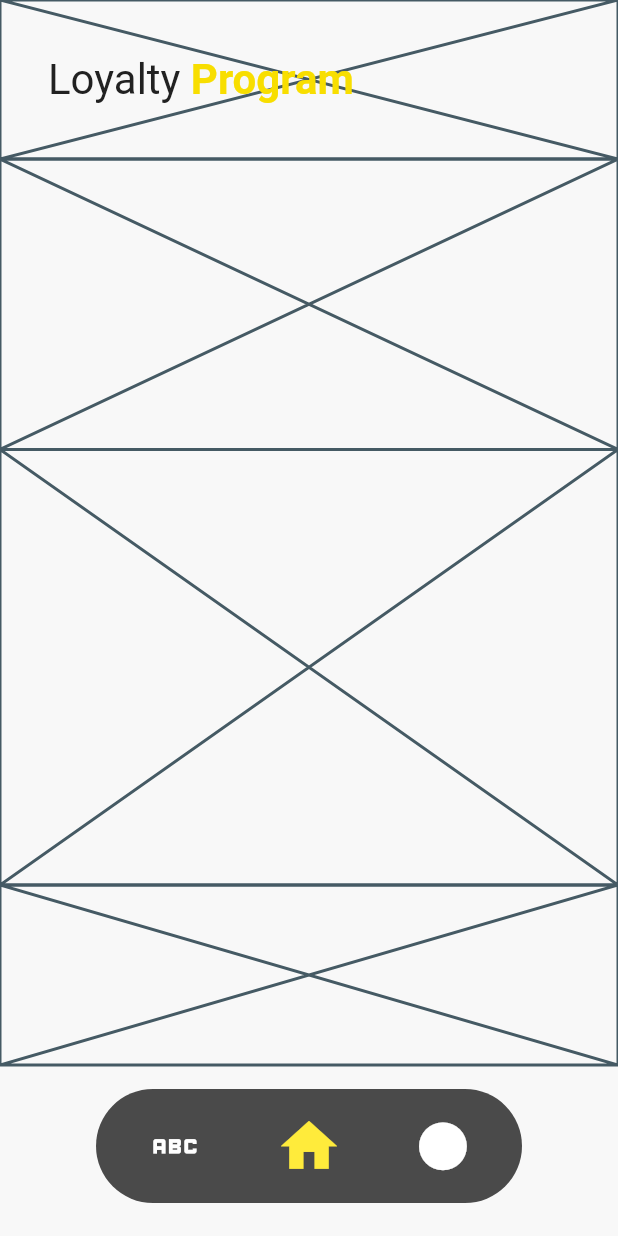
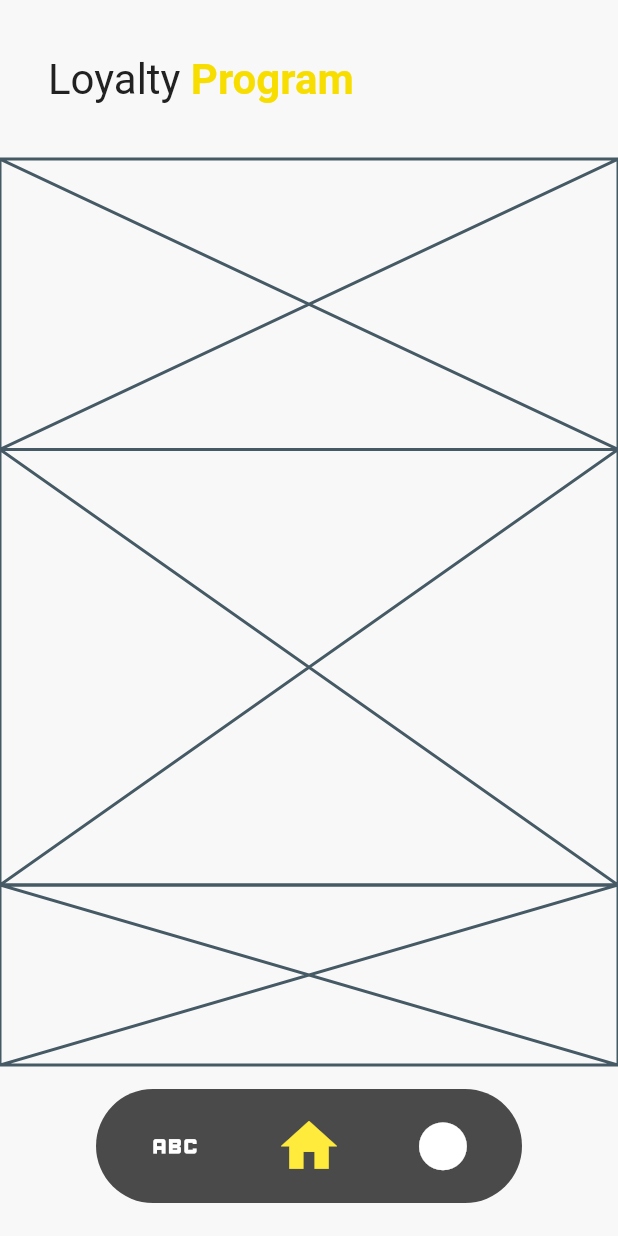
Before and after one commit to vladcto/blagodat, a Flutter app: the screen it shows after launch, after a tap on the "home" icon, on a phone screen of 412 x 824 dp. Run offline on Flutter 3.47's test engine with Material 2 defaults, Android fonts, the phone set to English and light mode, and no system bars; our stand-ins replace flutter_riverpod.

Commit message:
[REFACTOR]

```diff
--- a/lib/presentation/pages/fragments/home_fragment.dart
+++ b/lib/presentation/pages/fragments/home_fragment.dart
@@ -1,9 +1,12 @@
-import 'package:blagodat/presentation/widgets/header_text.dart';
+import 'package:blagodat/presentation/widgets/brand_header.dart';
 import 'package:flutter/material.dart';
 
 class HomeFragment extends StatelessWidget {
-  static const double headerSize = 100;
+  static const headerText = BrandedTextWithColor("Благо", "Дать");
   static const double categoryHeaderSize = 38;
+
+  /// Height that AppBar can expand.
+  static const double expandedHeight = BrandHeader.kHeaderHeight + 25;
 
   const HomeFragment({Key? key}) : super(key: key);
 
@@ -11,16 +14,15 @@ class HomeFragment extends StatelessWidget {
   Widget build(BuildContext context) {
     return CustomScrollView(
       slivers: [
-        // TODO: Header
         const SliverAppBar(
-          expandedHeight: headerSize,
-          collapsedHeight: headerSize,
+          expandedHeight: expandedHeight,
+          collapsedHeight: BrandHeader.kHeaderHeight,
           pinned: true,
           flexibleSpace: FlexibleSpaceBar(
             expandedTitleScale: 1,
             titlePadding: EdgeInsets.zero,
             title: BrandHeader(
-              brandedText: BrandedTextWithColor("Благо", "Дать"),
+              brandedText: headerText,
               trailing: Icon(Icons.abc),
             ),
           ),
--- a/lib/presentation/pages/fragments/loyalty_fragment.dart
+++ b/lib/presentation/pages/fragments/loyalty_fragment.dart
@@ -1,9 +1,14 @@
 import 'package:blagodat/presentation/pages/main_page.dart';
-import 'package:blagodat/presentation/widgets/header_text.dart';
+import 'package:blagodat/presentation/widgets/brand_header.dart';
 import 'package:flutter/material.dart';
 
 /// Page fragment with the description of the loyalty program.
 class LoyaltyFragment extends StatelessWidget {
+  static const headerText = BrandedTextWithColor(
+    "Loyalty ",
+    "Program",
+  );
+
   const LoyaltyFragment({Key? key}) : super(key: key);
 
   @override
@@ -13,10 +18,7 @@ class LoyaltyFragment extends StatelessWidget {
         SizedBox(
           width: double.infinity,
           child: BrandHeader(
-            brandedText: BrandedTextWithColor(
-              "Loyalty ",
-              "Program",
-            ),
+            brandedText: headerText,
           ),
         ),
         // TODO: Info card.
--- a/lib/presentation/pages/fragments/settings_fragment.dart
+++ b/lib/presentation/pages/fragments/settings_fragment.dart
@@ -1,9 +1,11 @@
 import 'package:blagodat/presentation/constants/paddings.dart';
 import 'package:blagodat/presentation/pages/main_page.dart';
-import 'package:blagodat/presentation/widgets/header_text.dart';
+import 'package:blagodat/presentation/widgets/brand_header.dart';
 import 'package:flutter/material.dart';
 
 class SettingsFragment extends StatelessWidget {
+  static const headerText = BrandedTextWithColor("Set", "tings");
+
   const SettingsFragment({Key? key}) : super(key: key);
 
   @override
@@ -13,7 +15,7 @@ class SettingsFragment extends StatelessWidget {
       children: [
         SizedBox(
           child: BrandHeader(
-            brandedText: BrandedTextWithColor("Set", "tings"),
+            brandedText: headerText,
           ),
         ),
         // TODO: Theme settings.
--- a/lib/presentation/widgets/header_text.dart
+++ b/lib/presentation/widgets/brand_header.dart
@@ -20,8 +20,7 @@ class BrandHeader extends StatelessWidget {
 
   @override
   Widget build(BuildContext context) {
-    return Placeholder(
-      child: Padding(
+    return Padding(
       padding: const EdgeInsets.symmetric(
         horizontal: Paddings.maximum,
         vertical: Paddings.small,
@@ -40,7 +39,6 @@ class BrandHeader extends StatelessWidget {
               child: trailing ?? const SizedBox.shrink(),
             ),
           ],
-          ),
         ),
       ),
     );
```
Lines whose indentation alone changed are shown as unchanged.
